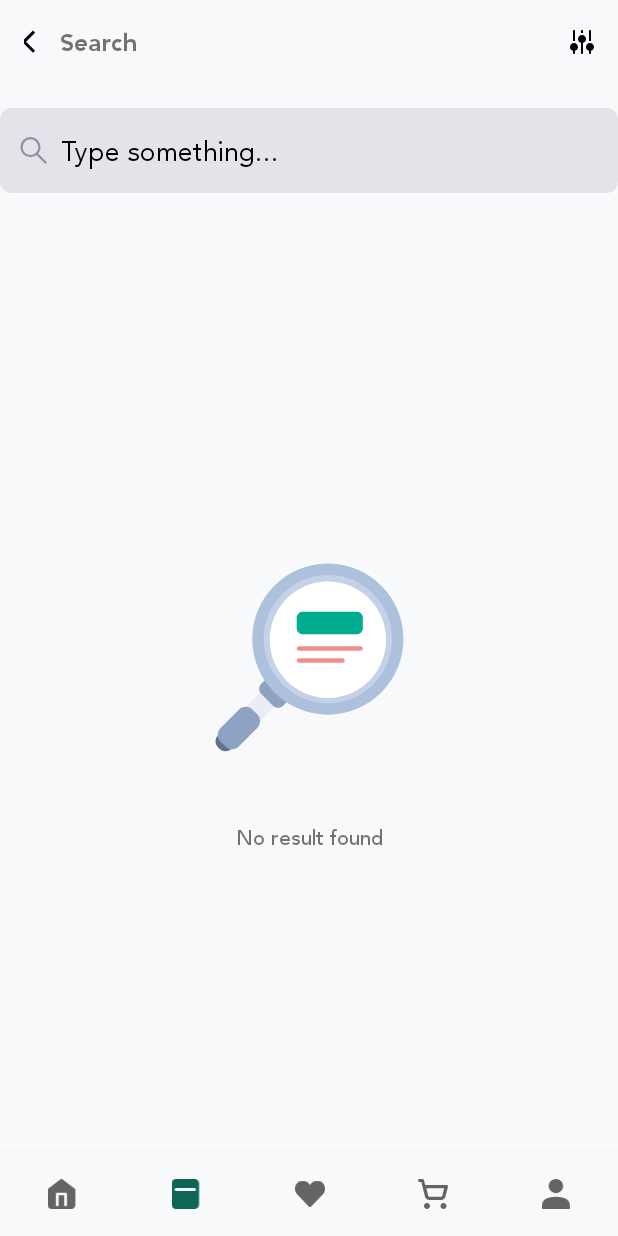
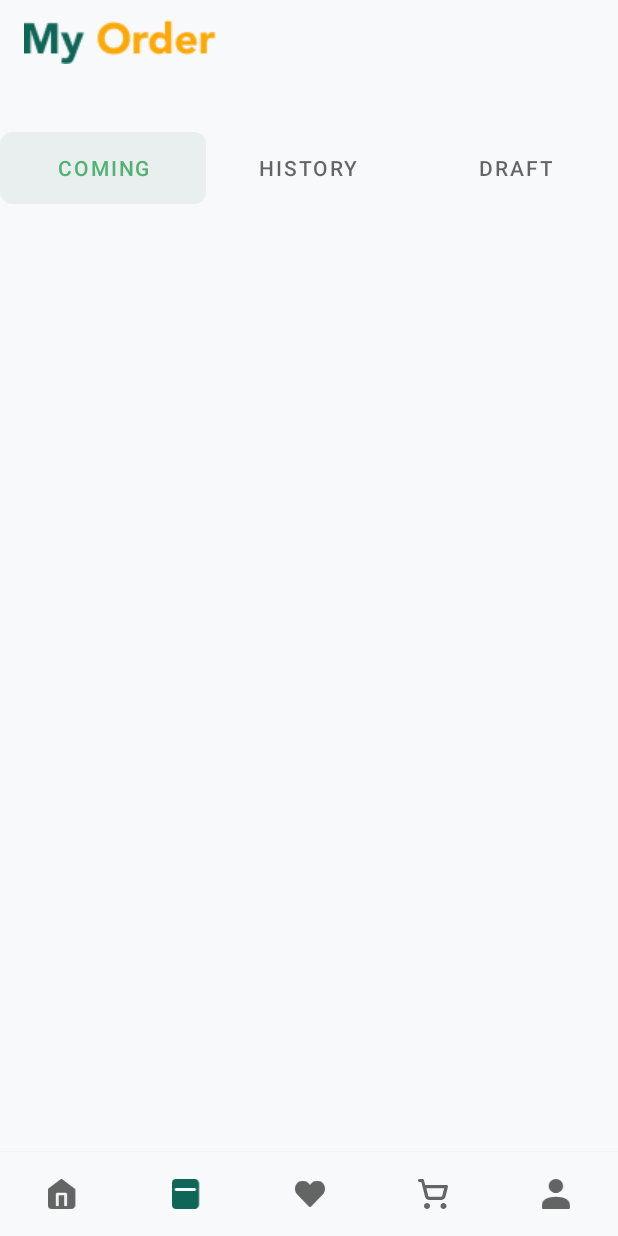
Before and after one commit to hajiyevelnur04/FoodDoor-delivery, an Android app: the screen it shows after launch (MainActivity), item 2 of the bottom bar chosen, on a phone screen of 412 x 824 dp. Run offline under Robolectric (Android 15) with nearby library versions, the phone set to English and light mode, and no system bars; our stand-ins replace Timber, data binding, navigation-ui; pictures from the network do not load.

Commit message:
draft was added

```diff
--- a/app/build.gradle
+++ b/app/build.gradle
@@ -117,4 +117,9 @@ dependencies {
     implementation platform('com.google.firebase:firebase-bom:29.0.0')
     implementation 'com.google.firebase:firebase-analytics-ktx'
 
+    //viewpager2
+    implementation 'androidx.viewpager2:viewpager2:1.1.0-beta01'
+    implementation 'androidx.fragment:fragment-ktx:1.4.0-rc01'
+    implementation 'com.google.android.material:material:1.5.0-alpha05'
+
 }
--- /dev/null
+++ b/app/src/main/java/com/runle/fooddoor/adapter/TabSelectionPageAdapter.kt
@@ -0,0 +1,34 @@
+package com.runle.fooddoor.adapter
+
+import androidx.fragment.app.Fragment
+import androidx.fragment.app.FragmentManager
+import androidx.lifecycle.Lifecycle
+import androidx.viewpager2.adapter.FragmentStateAdapter
+import com.runle.fooddoor.presentation.fragment.order.ComingFragment
+import com.runle.fooddoor.presentation.fragment.order.DraftFragment
+import com.runle.fooddoor.presentation.fragment.order.HistoryFragment
+
+/**
+ * Created by elnur on 04.11.21
+ */
+
+private const val NUM_TABS = 3
+
+class TabSelectionPageAdapter(fragmentManager: FragmentManager, lifecycle: Lifecycle) :
+    FragmentStateAdapter(fragmentManager, lifecycle) {
+
+    override fun getItemCount(): Int {
+        return NUM_TABS
+    }
+
+    override fun createFragment(position: Int): Fragment {
+        when (position) {
+            0 -> return ComingFragment()
+            1 -> return HistoryFragment()
+            2 -> return DraftFragment()
+        }
+        return ComingFragment()
+    }
+
+
+}
--- a/app/src/main/java/com/runle/fooddoor/presentation/fragment/home/HomeFragment.kt
+++ b/app/src/main/java/com/runle/fooddoor/presentation/fragment/home/HomeFragment.kt
@@ -5,10 +5,7 @@ import androidx.fragment.app.Fragment
 import android.view.LayoutInflater
 import android.view.View
 import android.view.ViewGroup
-import android.widget.GridLayout
 import androidx.navigation.findNavController
-import androidx.navigation.fragment.NavHostFragment
-import androidx.navigation.fragment.findNavController
 import androidx.recyclerview.widget.GridLayoutManager
 import com.runle.fooddoor.R
 import org.koin.android.viewmodel.ext.android.viewModel
--- /dev/null
+++ b/app/src/main/java/com/runle/fooddoor/presentation/fragment/order/ComingFragment.kt
@@ -0,0 +1,27 @@
+package com.runle.fooddoor.presentation.fragment.order
+
+import android.os.Bundle
+import androidx.fragment.app.Fragment
+import android.view.LayoutInflater
+import android.view.View
+import android.view.ViewGroup
+import com.google.android.material.tabs.TabLayoutMediator
+import com.runle.fooddoor.R
+import com.runle.fooddoor.adapter.TabSelectionPageAdapter
+import com.runle.fooddoor.databinding.FragmentCommingBinding
+
+class ComingFragment : Fragment() {
+
+    private val binding: FragmentCommingBinding by lazy {
+        FragmentCommingBinding.inflate(layoutInflater)
+    }
+
+    override fun onCreateView(
+        inflater: LayoutInflater, container: ViewGroup?,
+        savedInstanceState: Bundle?
+    ): View? {
+        // Inflate the layout for this fragment
+        return binding.root
+    }
+
+}
--- a/app/src/main/java/com/runle/fooddoor/presentation/fragment/order/OrderFragment.kt
+++ b/app/src/main/java/com/runle/fooddoor/presentation/fragment/order/OrderFragment.kt
@@ -5,15 +5,19 @@ import androidx.fragment.app.Fragment
 import android.view.LayoutInflater
 import android.view.View
 import android.view.ViewGroup
-import com.runle.fooddoor.FilterType
+import com.google.android.material.tabs.TabLayoutMediator
+import com.runle.fooddoor.adapter.TabSelectionPageAdapter
 import com.runle.fooddoor.databinding.FragmentOrderBinding
-import com.runle.fooddoor.presentation.fragment.FilterBottomFragment
+import org.koin.android.ext.android.bind
 
 class OrderFragment : Fragment() {
+    val headerArray = arrayOf(
+        "Coming",
+        "History",
+        "Draft"
+    )
 
-    var filterType: FilterType? = null
-
-    private val binding:FragmentOrderBinding by lazy {
+    private val binding: FragmentOrderBinding by lazy {
         FragmentOrderBinding.inflate(layoutInflater)
     }
 
@@ -22,16 +26,16 @@ class OrderFragment : Fragment() {
         savedInstanceState: Bundle?
     ): View? {
         // Inflate the layout for this fragment
-        binding.backToolbar.filter.setOnClickListener {
-            openFilter()
-        }
+        setupViewPager()
         return binding.root
     }
 
-    private fun openFilter() {
-        val bottomSheet = FilterBottomFragment()
-        bottomSheet.filterType = FilterType.OPTIONS
-        bottomSheet.show(childFragmentManager, bottomSheet.tag)
+    private fun setupViewPager() {
+        binding.viewPager.adapter = TabSelectionPageAdapter(childFragmentManager,lifecycle)
+        binding.viewPager.isSaveEnabled = false
+        TabLayoutMediator(binding.tabs,binding.viewPager){ tab, position->
+            tab.text = headerArray[position]
+        }.attach()
     }
 
 }
--- /dev/null
+++ b/app/src/main/res/drawable/tab_indicator.xml
@@ -0,0 +1,12 @@
+<?xml version="1.0" encoding="utf-8"?>
+<shape xmlns:android="http://schemas.android.com/apk/res/android"
+    android:shape="rectangle">
+
+    <solid android:color="@color/green10"/>
+    <corners android:radius="@dimen/_8dp"/>
+
+    <padding android:bottom="@dimen/_2dp"
+        android:top="@dimen/_2dp"
+        android:left="@dimen/_12dp"
+        android:right="@dimen/_12dp"/>
+</shape>
--- /dev/null
+++ b/app/src/main/res/layout/fragment_comming.xml
@@ -0,0 +1,19 @@
+<?xml version="1.0" encoding="utf-8"?>
+<layout xmlns:android="http://schemas.android.com/apk/res/android"
+    xmlns:app="http://schemas.android.com/apk/res-auto"
+    xmlns:tools="http://schemas.android.com/tools"
+    tools:context=".presentation.fragment.order.ComingFragment">
+
+    <data>
+
+        <variable
+            name="test"
+            type="String" />
+    </data>
+
+    <androidx.constraintlayout.widget.ConstraintLayout
+        android:layout_width="match_parent"
+        android:layout_height="match_parent">
+
+    </androidx.constraintlayout.widget.ConstraintLayout>
+</layout>
--- a/app/src/main/res/layout/fragment_order.xml
+++ b/app/src/main/res/layout/fragment_order.xml
@@ -1,49 +1,50 @@
 <?xml version="1.0" encoding="utf-8"?>
-<androidx.constraintlayout.widget.ConstraintLayout xmlns:android="http://schemas.android.com/apk/res/android"
+<layout xmlns:android="http://schemas.android.com/apk/res/android"
+    xmlns:app="http://schemas.android.com/apk/res-auto"
     xmlns:tools="http://schemas.android.com/tools"
+    tools:context=".presentation.fragment.order.ComingFragment">
+
+    <data>
+
+        <variable
+            name="test"
+            type="String" />
+    </data>
+
+    <androidx.constraintlayout.widget.ConstraintLayout
         android:layout_width="match_parent"
-    android:layout_height="match_parent"
-    android:layout_marginHorizontal="@dimen/_16dp"
-    xmlns:app="http://schemas.android.com/apk/res-auto"
-    tools:context=".presentation.fragment.order.OrderFragment">
+        android:layout_height="match_parent">
 
-    <include layout="@layout/back_toolbar"
-        android:id="@+id/back_toolbar"/>
+        <include
+            android:id="@+id/header_toolbar"
+            layout="@layout/header_toolbar" />
 
-    <EditText
-        android:id="@+id/search"
-        style="@style/SearchViewCustom"
-        android:layout_marginVertical="@dimen/_16dp"
-        android:hint="@string/search_title"
-        android:lines="1"
-        android:maxLines="1"
-        android:textColor="@color/black"
-        android:textColorHint="@color/black"
-        android:fontFamily="@font/avenir_medium"
-        android:singleLine="true"
-        android:background="@drawable/search_view_background"
-        android:visibility="visible"
+        <com.google.android.material.tabs.TabLayout
+            android:id="@+id/tabs"
+            android:layout_marginTop="@dimen/_32dp"
+            android:layout_width="match_parent"
+            android:background="@color/bg_color"
+            app:tabMode="fixed"
+            app:tabGravity="fill"
+            app:tabIndicatorGravity="stretch"
+            app:tabSelectedTextColor="@color/green"
+            app:tabIndicator="@drawable/tab_indicator"
+            style="@style/Body1"
+            android:layout_height="wrap_content"
             app:layout_constraintEnd_toEndOf="parent"
             app:layout_constraintStart_toStartOf="parent"
-        app:layout_constraintTop_toBottomOf="@+id/back_toolbar" />
+            app:layout_constraintTop_toBottomOf="@+id/header_toolbar"
+             />
 
-    <ImageView
-        android:id="@+id/no_result"
-        android:layout_width="wrap_content"
-        android:layout_height="wrap_content"
-        android:src="@drawable/ic_search"
+        <androidx.viewpager2.widget.ViewPager2
+            android:id="@+id/view_pager"
+            android:layout_width="match_parent"
+            android:layout_height="0dp"
+            android:layout_weight="1"
             app:layout_constraintBottom_toBottomOf="parent"
             app:layout_constraintEnd_toEndOf="parent"
             app:layout_constraintStart_toStartOf="parent"
-        app:layout_constraintTop_toBottomOf="@+id/search" />
-
-    <TextView
-        android:layout_width="wrap_content"
-        android:layout_height="wrap_content"
-        android:fontFamily="@font/avenir_medium"
-        android:text="No result found"
-        app:layout_constraintEnd_toEndOf="@+id/no_result"
-        app:layout_constraintStart_toStartOf="@+id/no_result"
-        app:layout_constraintTop_toBottomOf="@+id/no_result" />
+            app:layout_constraintTop_toBottomOf="@+id/tabs" />
 
     </androidx.constraintlayout.widget.ConstraintLayout>
+</layout>
--- /dev/null
+++ b/app/src/main/res/layout/header_toolbar.xml
@@ -0,0 +1,23 @@
+<?xml version="1.0" encoding="utf-8"?>
+<androidx.appcompat.widget.Toolbar xmlns:android="http://schemas.android.com/apk/res/android"
+    xmlns:app="http://schemas.android.com/apk/res-auto"
+    android:id="@+id/toolbar"
+    android:layout_width="match_parent"
+    android:layout_height="?attr/actionBarSize">
+
+    <androidx.constraintlayout.widget.ConstraintLayout
+        android:layout_width="match_parent"
+        android:layout_height="match_parent"
+        android:layout_marginRight="@dimen/_16dp">
+
+        <ImageView
+            android:id="@+id/image"
+            android:layout_width="wrap_content"
+            android:layout_height="match_parent"
+            android:src="@drawable/my_order"
+            app:layout_constraintBottom_toBottomOf="parent"
+            app:layout_constraintStart_toStartOf="parent"
+            app:layout_constraintTop_toTopOf="parent" />
+
+    </androidx.constraintlayout.widget.ConstraintLayout>
+</androidx.appcompat.widget.Toolbar>
--- a/app/src/main/res/values/colors.xml
+++ b/app/src/main/res/values/colors.xml
@@ -31,4 +31,5 @@
     <color name="green70">#7053B175</color>
     <color name="green30">#3053B175</color>
     <color name="green10">#1053B175</color>
+    <color name="red">#E91E63</color>
 </resources>
```
Also changed, not shown: app/src/main/java/com/runle/fooddoor/presentation/fragment/order/DraftFragment.kt (added, +24 -0 lines), app/src/main/java/com/runle/fooddoor/presentation/fragment/order/HistoryFragment.kt (added, +28 -0 lines), app/src/main/java/com/runle/fooddoor/view/CustomTabLayout.kt (added, +48 -0 lines), app/src/main/res/layout/fragment_draft.xml (added, +34 -0 lines), app/src/main/res/layout/fragment_history.xml (added, +49 -0 lines), app/src/main/res/layout/partial_item_draft.xml (added, +105 -0 lines), app/src/main/res/layout/partial_item_tab.xml (added, +32 -0 lines), app/src/main/res/drawable/my_order.png (added), app/src/main/res/drawable/test_draft.png (added). Lines whose indentation alone changed are shown as unchanged.
